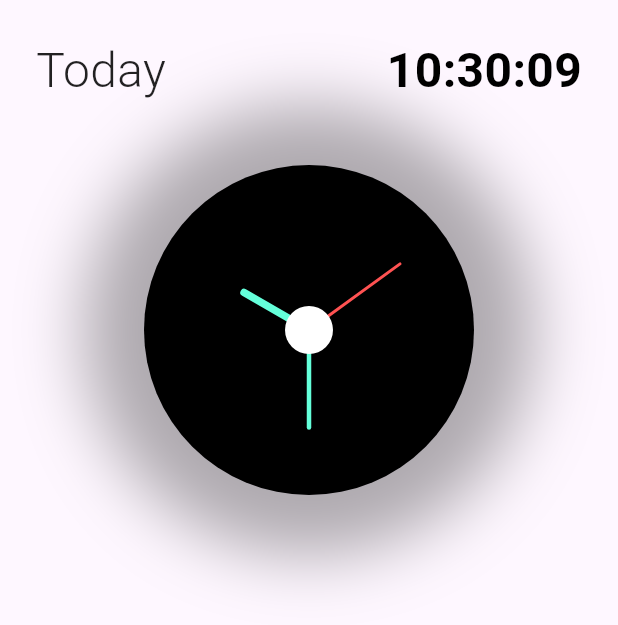
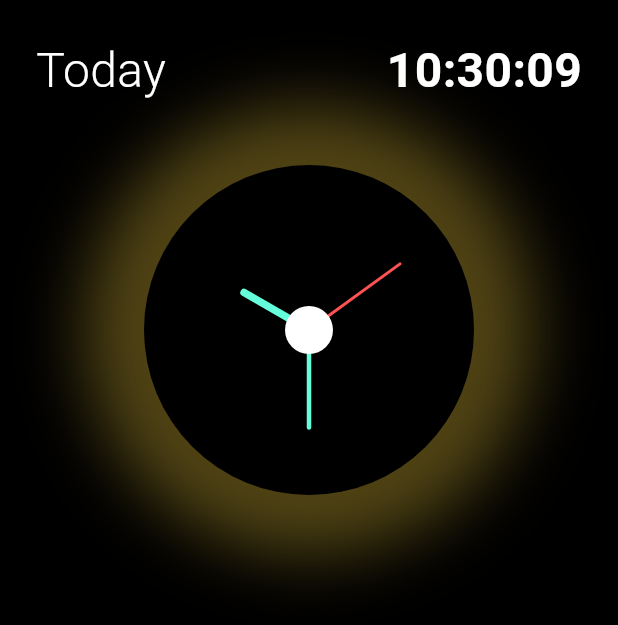
Before and after one commit to Masfiqun/All_in_one_daily_usage_app, a Flutter app: the Clock screen opened directly, on a phone screen of 412 x 824 dp. Shown: the top 625 px of the screen. Run offline on Flutter 3.47's test engine with Material 3 defaults, Android fonts, the phone set to English and light mode, and no system bars; our stand-ins replace timer_builder; network calls fail.

Commit message:
day 17th

```diff
--- a/First_Project/lib/Clock/UI/style.dart
+++ b/First_Project/lib/Clock/UI/style.dart
@@ -2,11 +2,11 @@ import 'package:flutter/material.dart';
 
 class AppStyle {
   static Color primaryColor = Colors.black;
-  static Color primaryColorDark = Colors.tealAccent;
+  static Color primaryColorDark = Colors.amberAccent;
 
 
   static TextStyle mainText = const TextStyle(
-    color: Colors.black,
+    color: Colors.white,
     fontSize: 32.0,
     fontWeight: FontWeight.bold,
   );
@@ -20,7 +20,7 @@ class AppStyle {
 
 
   static TextStyle mainTextThin = const TextStyle(
-    color: Colors.black87,
+    color: Colors.white,
     fontSize: 32.0,
     fontWeight: FontWeight.w300,
   );
--- a/First_Project/lib/Clock/Widgets/clock_widget.dart
+++ b/First_Project/lib/Clock/Widgets/clock_widget.dart
@@ -25,7 +25,7 @@ class _ClockWidgetState extends State<ClockWidget>{
         shape: BoxShape.circle,
         //let's add some effects
         boxShadow: [
-          BoxShadow(color: AppStyle.primaryColor.withAlpha(80),blurRadius: 38.0),
+          BoxShadow(color: AppStyle.primaryColorDark.withAlpha(80),blurRadius: 38.0),
         ]
       ),
       height: 300,
--- a/First_Project/lib/Clock/clock.dart
+++ b/First_Project/lib/Clock/clock.dart
@@ -18,6 +18,8 @@ class _ClockState extends State<Clock>{
   @override
   Widget build(BuildContext context) {
     return Scaffold(
+
+      backgroundColor: Colors.black,
 
       body: SafeArea(
         child: Padding(
--- a/First_Project/lib/main.dart
+++ b/First_Project/lib/main.dart
@@ -88,7 +88,7 @@ ButtonStyle buttonStyle=ElevatedButton.styleFrom(
     return Scaffold(
 
       appBar: AppBar(
-                title: const Text('All_in_one_daily_usage_app'),
+                title: const Text('Way_to_go', style: TextStyle(color: Colors.amberAccent),),
                 titleSpacing: 0,
                 centerTitle: true,
                 toolbarHeight: 60,
```
Also changed, not shown: First_Project/lib/Alarm/Pages/h_page.dart (+5 -3 lines).
